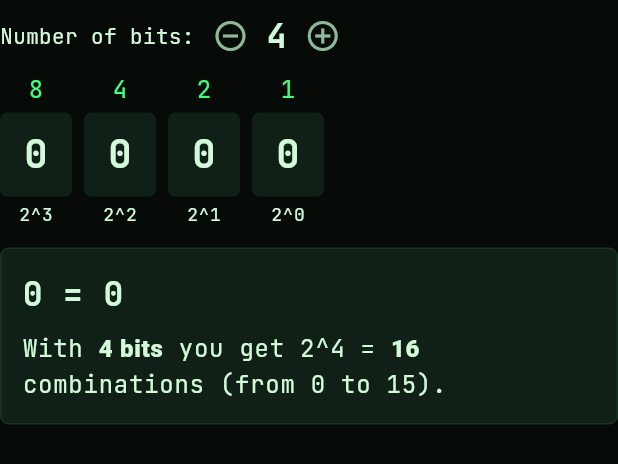
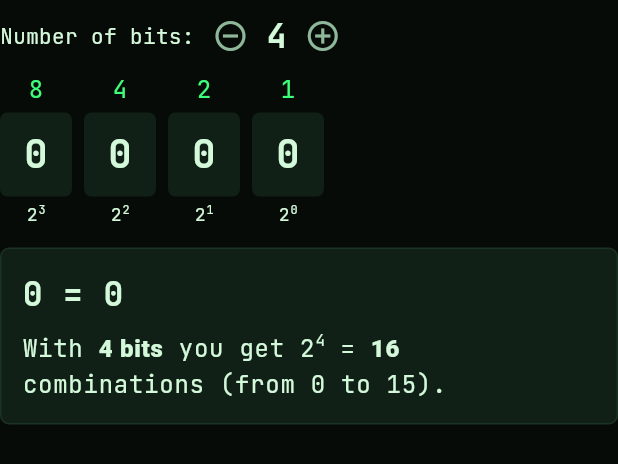
Before and after one commit to biagio11/basil, a Flutter app: the BitToggler widget shown alone on an empty page, opened directly, on a phone screen of 412 x 824 dp. Shown: the top 464 px of the screen. Run offline on Flutter 3.47's test engine with Material 3 defaults, Android fonts, the phone set to English and light mode, and no system bars; our stand-ins replace pdf, printing, share_plus, shared_preferences, web; missing offline and left inert: dart:js_interop; accounts and stored records are empty.

Commit message:
show exponents and bases as small numbers

```diff
--- a/lib/ui/common.dart
+++ b/lib/ui/common.dart
@@ -7,23 +7,78 @@ import 'widgets/fx.dart';
 
 export '../app/theme.dart' show monoStyle, termStyle, pixelStyle, BasilThemeX;
 
-/// Tiny markup: **bold** and `code`.
-List<InlineSpan> parseRich(String s, TextStyle code, TextStyle bold) {
+const _subDigits = '₀₁₂₃₄₅₆₇₈₉';
+final _mathRe = RegExp(r'\^(\(?[-−]?[0-9A-Za-zÀ-ÿ]+\)?)|([₀-₉]+)');
+
+/// Plain text where `x^y` becomes a raised small exponent and unicode
+/// subscript digits (101₂) become a lowered small base, like on paper.
+List<InlineSpan> mathSpans(String s, TextStyle style) {
+  if (!s.contains('^') && !s.contains(RegExp('[₀-₉]'))) {
+    return [TextSpan(text: s)];
+  }
+  final out = <InlineSpan>[];
+  final size = style.fontSize ?? 14;
+  final small = style.copyWith(fontSize: size * .66, height: 1);
+  var idx = 0;
+  for (final m in _mathRe.allMatches(s)) {
+    if (m.start > idx) out.add(TextSpan(text: s.substring(idx, m.start)));
+    final sup = m.group(1);
+    final text = sup != null
+        ? sup.replaceAll(RegExp(r'^\(|\)$'), '')
+        : m.group(2)!.split('').map((c) => _subDigits.indexOf(c).toString()).join();
+    out.add(WidgetSpan(
+      alignment: PlaceholderAlignment.baseline,
+      baseline: TextBaseline.alphabetic,
+      child: Transform.translate(
+        offset: Offset(0, sup != null ? -size * .42 : size * .2),
+        child: Text(text, style: small, textScaler: TextScaler.noScaling),
+      ),
+    ));
+    idx = m.end;
+  }
+  if (idx < s.length) out.add(TextSpan(text: s.substring(idx)));
+  return out;
+}
+
+/// A [Text] that draws exponents and bases as real small numbers.
+class MathText extends StatelessWidget {
+  const MathText(this.text, {super.key, this.style, this.textAlign, this.maxLines, this.overflow});
+  final String text;
+  final TextStyle? style;
+  final TextAlign? textAlign;
+  final int? maxLines;
+  final TextOverflow? overflow;
+
+  @override
+  Widget build(BuildContext context) {
+    final st = DefaultTextStyle.of(context).style.merge(style);
+    // RichText scales inline widgets itself, so the plain size goes in.
+    return Text.rich(
+      TextSpan(style: style, children: mathSpans(text, st)),
+      textAlign: textAlign,
+      maxLines: maxLines,
+      overflow: overflow,
+    );
+  }
+}
+
+/// Tiny markup: **bold** and `code`, plus exponents and bases.
+List<InlineSpan> parseRich(String s, TextStyle code, TextStyle bold, {TextStyle base = const TextStyle()}) {
   final spans = <InlineSpan>[];
   final re = RegExp(r'\*\*(.+?)\*\*|`(.+?)`');
   var idx = 0;
   for (final m in re.allMatches(s)) {
-    if (m.start > idx) spans.add(TextSpan(text: s.substring(idx, m.start)));
+    if (m.start > idx) spans.addAll(mathSpans(s.substring(idx, m.start), base));
     final b = m.group(1);
     final mono = m.group(2);
     if (b != null) {
-      spans.add(TextSpan(text: b, style: bold));
+      spans.add(TextSpan(style: bold, children: mathSpans(b, base.merge(bold))));
     } else {
-      spans.add(TextSpan(text: mono, style: code));
+      spans.add(TextSpan(style: code, children: mathSpans(mono!, base.merge(code))));
     }
     idx = m.end;
   }
-  if (idx < s.length) spans.add(TextSpan(text: s.substring(idx)));
+  if (idx < s.length) spans.addAll(mathSpans(s.substring(idx), base));
   return spans;
 }
 
@@ -46,7 +101,7 @@ class RichLine extends StatelessWidget {
     final bold = TextStyle(
         fontWeight: FontWeight.w800, color: color ?? theme.colorScheme.onSurface);
     return Text.rich(
-      TextSpan(style: base, children: parseRich(text, code, bold)),
+      TextSpan(style: base, children: parseRich(text, code, bold, base: base)),
       textAlign: align,
     );
   }
@@ -67,7 +122,7 @@ class InfoCard extends StatelessWidget {
       padding: padding ?? const EdgeInsets.all(14),
       decoration: BoxDecoration(
         color: color ?? context.bc.panelHi,
-        borderRadius: BorderRadius.circular(6),
+        borderRadius: appLook.br(6),
         border: Border.all(color: border ?? context.cs.outlineVariant),
       ),
       child: child,
@@ -108,7 +163,7 @@ class DigitRow extends StatelessWidget {
             alignment: Alignment.center,
             decoration: BoxDecoration(
               color: highlight[i] ?? Colors.transparent,
-              borderRadius: BorderRadius.circular(4),
+              borderRadius: appLook.br(4),
             ),
             child: Text(
               cells[i],
@@ -236,11 +291,11 @@ class _QuizCardState extends State<QuizCard> {
     return Material(
       color: bg,
       shape: RoundedRectangleBorder(
-        borderRadius: BorderRadius.circular(6),
+        borderRadius: appLook.br(6),
         side: BorderSide(color: border, width: 1.5),
       ),
       child: InkWell(
-        borderRadius: BorderRadius.circular(6),
+        borderRadius: appLook.br(6),
         onTap: canTap
             ? () {
                 final ok = i == widget.correct;
@@ -262,7 +317,7 @@ class _QuizCardState extends State<QuizCard> {
                 alignment: Alignment.center,
                 decoration: BoxDecoration(
                   color: cs.primary,
-                  borderRadius: BorderRadius.circular(4),
+                  borderRadius: appLook.br(4),
                 ),
                 child: Text(letter,
                     style: pixelStyle(size: 13, color: cs.onPrimary)),
@@ -312,7 +367,7 @@ class PowerTable extends StatelessWidget {
         height: 38,
         padding: const EdgeInsets.symmetric(horizontal: 6),
         alignment: Alignment.center,
-        child: Text(s,
+        child: MathText(s,
             style: monoStyle(
                 size: size,
                 color: color,
@@ -323,7 +378,7 @@ class PowerTable extends StatelessWidget {
     Widget label(String s) => SizedBox(
           width: 112,
           height: 38,
-          child: Align(alignment: Alignment.centerLeft, child: Text(s, style: small)),
+          child: Align(alignment: Alignment.centerLeft, child: MathText(s, style: small)),
         );
 
     Widget rowFor(int visibleFrom, String lab, List<Widget> cells) {
@@ -424,7 +479,7 @@ class DivisionTable extends StatelessWidget {
         decoration: isLast
             ? BoxDecoration(
                 color: cs.primaryContainer.withAlpha(140),
-                borderRadius: BorderRadius.circular(4),
+                borderRadius: appLook.br(4),
               )
             : null,
         children: [
@@ -466,7 +521,7 @@ class DivisionTable extends StatelessWidget {
             style: Theme.of(context).textTheme.bodySmall,
           ),
           const SizedBox(height: 4),
-          SelectableText(
+          MathText(
             '$number = ${withBase(result, base)}',
             style: monoStyle(size: 21, weight: FontWeight.w800, color: cs.primary),
           ),
@@ -498,7 +553,7 @@ class GroupStrip extends StatelessWidget {
               padding: const EdgeInsets.symmetric(horizontal: 10, vertical: 8),
               decoration: BoxDecoration(
                 color: cs.primaryContainer.withAlpha(context.isDark ? 120 : 255),
-                borderRadius: BorderRadius.circular(5),
+                borderRadius: appLook.br(5),
                 border: Border.all(color: cs.primary.withAlpha(90)),
               ),
               child: Column(
@@ -540,7 +595,7 @@ class StepLabel extends StatelessWidget {
               padding: const EdgeInsets.symmetric(horizontal: 7, vertical: 3),
               decoration: BoxDecoration(
                 color: cs.primary,
-                borderRadius: BorderRadius.circular(3),
+                borderRadius: appLook.br(3),
               ),
               child: Text('${tr('PASSO', 'STEP')} $n',
                   style: pixelStyle(size: 9, color: cs.onPrimary)),
@@ -548,7 +603,7 @@ class StepLabel extends StatelessWidget {
             const SizedBox(width: 10),
           ],
           Expanded(
-            child: Text(text,
+            child: MathText(text,
                 style: Theme.of(context)
                     .textTheme
                     .titleSmall
--- a/lib/ui/explain.dart
+++ b/lib/ui/explain.dart
@@ -98,7 +98,7 @@ class ConversionExplanation extends StatelessWidget {
         border: Border(left: BorderSide(color: context.cs.primary, width: 3)),
         color: context.cs.primary.withAlpha(18),
       ),
-      child: SelectableText(
+      child: MathText(
         '${n.display}${subscript(from)} = ${res.display}${subscript(to)}',
         style: monoStyle(size: 18, weight: FontWeight.w800, color: context.cs.primary),
       ),
@@ -191,7 +191,7 @@ class FracPowerTable extends StatelessWidget {
           height: 34,
           alignment: Alignment.center,
           padding: const EdgeInsets.symmetric(horizontal: 6),
-          child: Text(s,
+          child: MathText(s,
               style: monoStyle(
                   size: 15, color: color, weight: bold ? FontWeight.w800 : FontWeight.w500)),
         );
--- a/lib/ui/interactives.dart
+++ b/lib/ui/interactives.dart
@@ -70,7 +70,7 @@ class _BitTogglerState extends State<BitToggler> {
                           style: monoStyle(size: 16, color: cs.primary)),
                       const SizedBox(height: 4),
                       InkWell(
-                        borderRadius: BorderRadius.circular(5),
+                        borderRadius: appLook.br(5),
                         onTap: () => setState(() => on[i] = !on[i]),
                         child: Container(
                           width: 48,
@@ -78,7 +78,7 @@ class _BitTogglerState extends State<BitToggler> {
                           alignment: Alignment.center,
                           decoration: BoxDecoration(
                             color: on[i] ? cs.primary : context.bc.panelHi,
-                            borderRadius: BorderRadius.circular(5),
+                            borderRadius: appLook.br(5),
                           ),
                           child: Text(
                             on[i] ? '1' : '0',
@@ -91,7 +91,7 @@ class _BitTogglerState extends State<BitToggler> {
                         ),
                       ),
                       const SizedBox(height: 4),
-                      Text('2^$i', style: Theme.of(context).textTheme.bodySmall),
+                      MathText('2^$i', style: Theme.of(context).textTheme.bodySmall),
                     ],
                   ),
                 ),
@@ -181,7 +181,7 @@ class _RgbMixerState extends State<RgbMixer> {
           height: 90,
           decoration: BoxDecoration(
             color: Color.fromRGBO(r, g, b, 1),
-            borderRadius: BorderRadius.circular(6),
+            borderRadius: appLook.br(6),
           ),
         ),
         const SizedBox(height: 10),
@@ -349,7 +349,7 @@ class _ShiftDemoState extends State<ShiftDemo> {
           child: DigitRow(s.split(''), size: 26),
         ),
         const SizedBox(height: 6),
-        Text('${withBase(s, 2)} = ${parseInBase(s, 2)} in base 10',
+        MathText('${withBase(s, 2)} = ${parseInBase(s, 2)} in base 10',
             style: monoStyle(size: 18, weight: FontWeight.bold)),
         const SizedBox(height: 12),
         Wrap(
```
Also changed, not shown: lib/ui/converter_screen.dart (+4 -4 lines), lib/ui/lessons_screen.dart (+4 -4 lines), lib/ui/train_screen.dart (+8 -8 lines).
